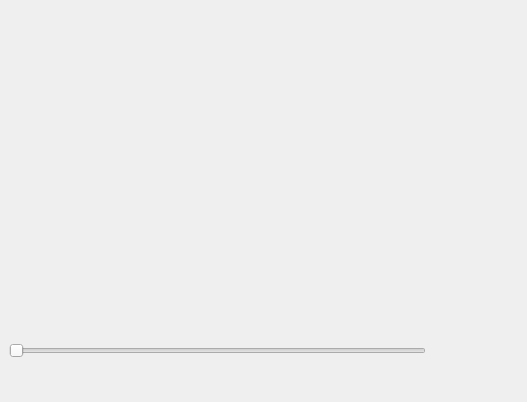
Before: the Qt Designer form code/display/region/QtRegionDock.ui in radio-astro/casa, drawn with Qt 5.
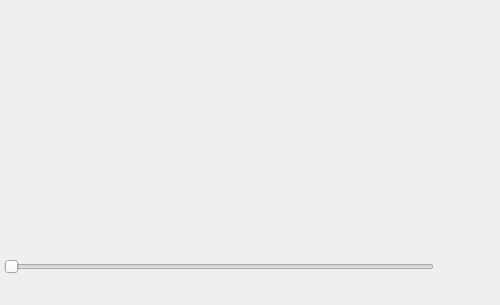
After: the same form once the commit is applied. The open tabs and pages were chosen to show the change.

Commit message:
New Development: no             JIRA Issue: no       Ready to Release: yes      Interface Changes: none What Interface Changed: none          Test Programs: none   Put in Release Notes: no
           Description: cleaning up the viewer dock because it was too tall to fit on my laptop screen (MB Air 11")

Patch:
```diff
--- a/code/display/region/QtRegionDock.ui
+++ b/code/display/region/QtRegionDock.ui
@@ -6,33 +6,63 @@
    <rect>
     <x>0</x>
     <y>0</y>
-    <width>527</width>
-    <height>402</height>
+    <width>500</width>
+    <height>305</height>
    </rect>
   </property>
+  <property name="sizePolicy">
+   <sizepolicy hsizetype="Minimum" vsizetype="Fixed">
+    <horstretch>0</horstretch>
+    <verstretch>0</verstretch>
+   </sizepolicy>
+  </property>
   <property name="minimumSize">
    <size>
-    <width>527</width>
-    <height>402</height>
+    <width>500</width>
+    <height>305</height>
+   </size>
+  </property>
+  <property name="maximumSize">
+   <size>
+    <width>524287</width>
+    <height>305</height>
    </size>
   </property>
   <property name="windowTitle">
    <string>Regions</string>
   </property>
   <widget class="QWidget" name="dockWidgetContents">
+   <property name="minimumSize">
+    <size>
+     <width>0</width>
+     <height>296</height>
+    </size>
+   </property>
    <layout class="QVBoxLayout" name="verticalLayout">
+    <property name="leftMargin">
+     <number>4</number>
+    </property>
+    <property name="topMargin">
+     <number>0</number>
+    </property>
+    <property name="rightMargin">
+     <number>4</number>
+    </property>
+    <property name="bottomMargin">
+     <number>10</number>
+    </property>
     <item>
      <widget class="QStackedWidget" name="region_stack">
-      <property name="sizePolicy">
-       <sizepolicy hsizetype="MinimumExpanding" vsizetype="Preferred">
-        <horstretch>1</horstretch>
-        <verstretch>0</verstretch>
-       </sizepolicy>
-      </property>
       <property name="minimumSize">
        <size>
-        <width>504</width>
-        <height>325</height>
+        <width>477</width>
+        <height>220</height>
+       </size>
+      </property>
+      <property name="maximumSize">
+       <size>
+        <width>16777215</width>
+        <height>220</height>
        </size>
       </property>
       <property name="lineWidth">
@@ -55,6 +85,18 @@
         <property name="enabled">
          <bool>false</bool>
         </property>
+        <property name="sizePolicy">
+         <sizepolicy hsizetype="Expanding" vsizetype="Minimum">
+          <horstretch>0</horstretch>
+          <verstretch>0</verstretch>
+         </sizepolicy>
+        </property>
+        <property name="minimumSize">
+         <size>
+          <width>380</width>
+          <height>0</height>
+         </size>
+        </property>
         <property name="toolTip">
          <string>move to info about a different region</string>
         </property>
@@ -71,6 +113,18 @@
         <property name="enabled">
          <bool>false</bool>
         </property>
+        <property name="sizePolicy">
+         <sizepolicy hsizetype="Minimum" vsizetype="Minimum">
+          <horstretch>0</horstretch>
+          <verstretch>0</verstretch>
+         </sizepolicy>
+        </property>
+        <property name="maximumSize">
+         <size>
+          <width>25</width>
+          <height>25</height>
+         </size>
+        </property>
         <property name="toolTip">
          <string>delete ALL regions</string>
         </property>
@@ -87,6 +141,18 @@
         <property name="enabled">
          <bool>false</bool>
         </property>
+        <property name="sizePolicy">
+         <sizepolicy hsizetype="Minimum" vsizetype="Minimum">
+          <horstretch>0</horstretch>
+          <verstretch>0</verstretch>
+         </sizepolicy>
+        </property>
+        <property name="maximumSize">
+         <size>
+          <width>25</width>
+          <height>25</height>
+         </size>
+        </property>
         <property name="toolTip">
          <string>delete this region</string>
         </property>
@@ -100,19 +166,6 @@
       </item>
      </layout>
     </item>
-    <item>
-     <spacer name="verticalSpacer">
-      <property name="orientation">
-       <enum>Qt::Vertical</enum>
-      </property>
-      <property name="sizeHint" stdset="0">
-       <size>
-        <width>20</width>
-        <height>40</height>
-       </size>
-      </property>
-     </spacer>
-    </item>
    </layout>
   </widget>
  </widget>
```
Left out of the diff: 2 changed lines with no effect on the pictures. The commit also changes 7 other files.
